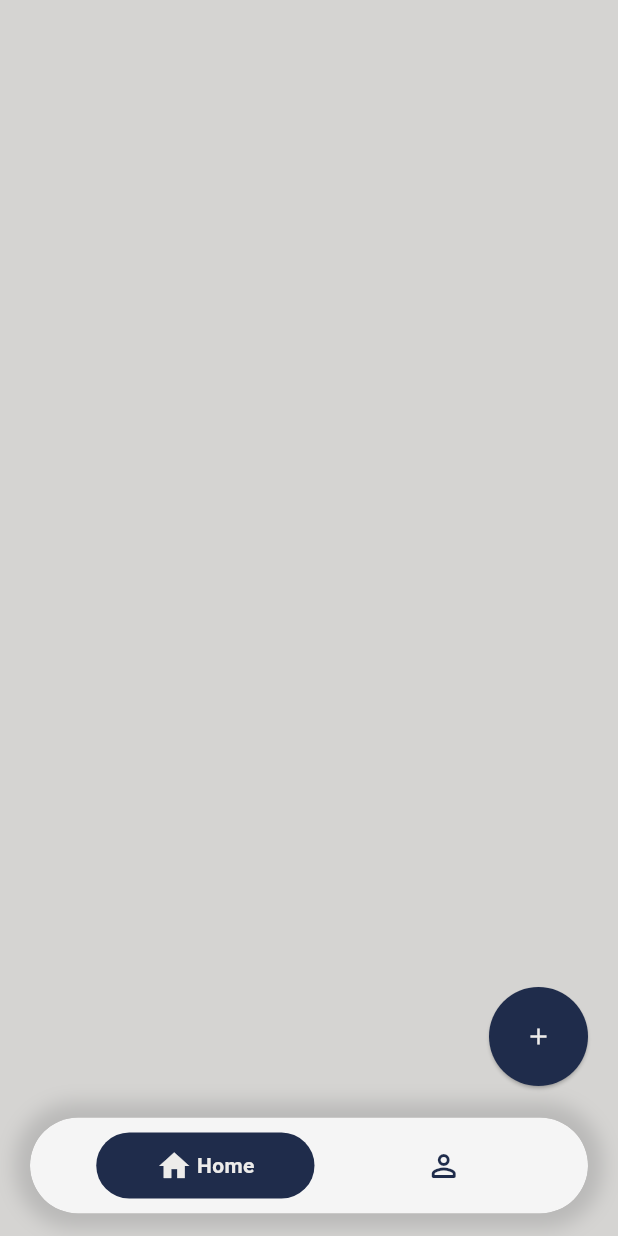
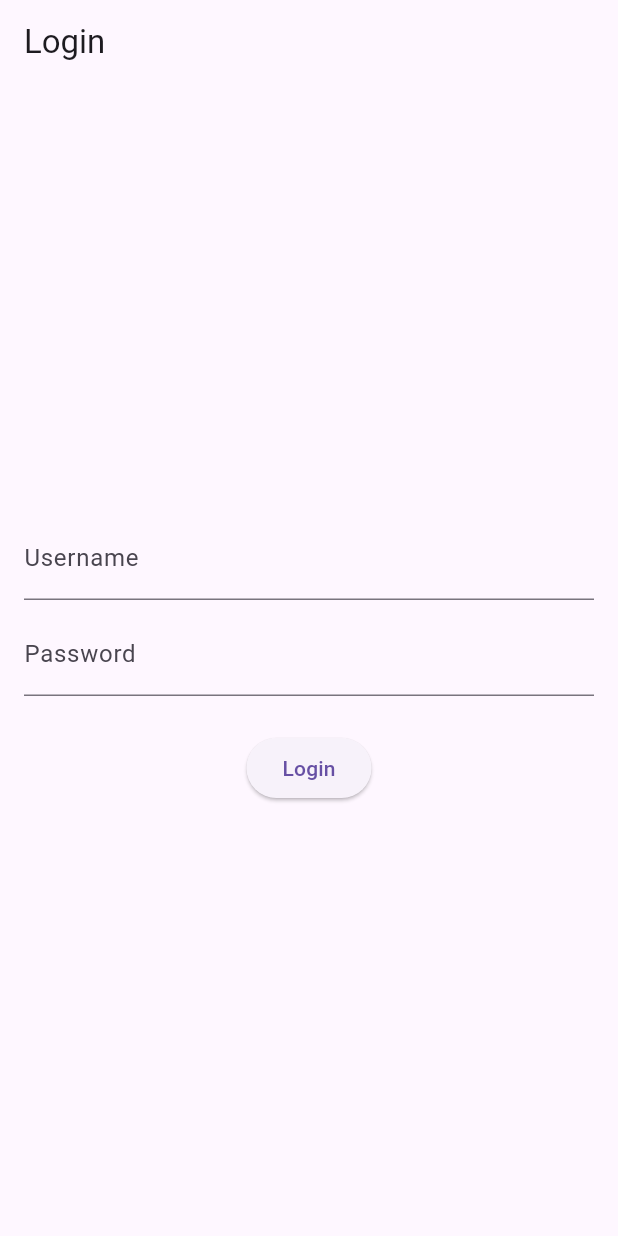
Before and after one commit to AlesonDEV/BEST-HACKath0n-2024-PESTUNE, a Flutter app: the screen it shows after launch, on a phone screen of 412 x 824 dp. Run offline on Flutter 3.47's test engine with Material 3 defaults, Android fonts, the light colour scheme and no system bars; drawn by our look-alikes of google_nav_bar; our stand-ins replace liquid_progress_indicator_v2, smooth_page_indicator; missing offline and left inert: metaballs.

Commit message:
Added log in page

```diff
--- a/lib/config/config.dart
+++ b/lib/config/config.dart
@@ -1,3 +1,3 @@
 class Config{
-  static final String baseUrl = "https://bloodflowpresentaionlayer20240428063721.azurewebsites.net/api";
+  static const String baseUrl = "https://bloodflowpresentaionlayer20240428063721.azurewebsites.net/api";
 }
--- a/lib/main.dart
+++ b/lib/main.dart
@@ -1,4 +1,5 @@
 import 'package:blood_flow/client/pages/authorization/singUpPage.dart';
+import 'package:blood_flow/superviser_client/pages/authorization/loginPage.dart';
 import 'package:flutter/material.dart';
 import 'superviser_client/mainpage.dart';
 
@@ -12,7 +13,12 @@ class MyApp extends StatelessWidget {
   @override
   Widget build(BuildContext context) {
     return MaterialApp(
-      home: MainPage(),
+      home: Scaffold(
+        appBar: AppBar(
+          title: Text('Login'),
+        ),
+        body: LoginForm(),
+      ),
     );
   }
 }
--- /dev/null
+++ b/lib/superviser_client/pages/authorization/loginPage.dart
@@ -0,0 +1,86 @@
+import 'package:blood_flow/client/mainpage.dart';
+import 'package:flutter/cupertino.dart';
+import 'package:flutter/material.dart';
+import 'package:http/http.dart' as http;
+import 'dart:convert';
+
+
+class LoginForm extends StatefulWidget {
+  @override
+  _LoginFormState createState() => _LoginFormState();
+}
+
+class _LoginFormState extends State<LoginForm> {
+  final _usernameController = TextEditingController();
+  final _passwordController = TextEditingController();
+
+  Future<void> _login() async {
+    var response = await http.post(
+      Uri.parse('YOUR_SERVER_ENDPOINT/login'),
+      body: {
+        'username': _usernameController.text,
+        'password': _passwordController.text,
+      },
+    );
+
+    if (response.statusCode == 200) {
+      var data = json.decode(response.body);
+      if (data['isValidUser']) {
+        Navigator.pushReplacement(
+          context,
+          MaterialPageRoute(builder: (context) =>
+            MainPage() // TODO Implement this hop
+          ),
+        );
+      } else {
+        // Handle invalid login
+        ScaffoldMessenger.of(context).showSnackBar(
+          SnackBar(content: Text('Invalid credentials')),
+        );
+      }
+    } else {
+      // Handle network error
+      // ScaffoldMessenger.of(context).showSnackBar(
+      //   SnackBar(content: Text('Network error')),
+      // );
+      Navigator.pushReplacement(
+        context,
+        MaterialPageRoute(builder: (context) =>
+            MainPage() // TODO Implement this hop
+        ),
+      );
+    }
+  }
+
+  @override
+  Widget build(BuildContext context) {
+
+    return(Padding(
+      padding: EdgeInsets.all(16.0),
+      child: Column(
+        mainAxisAlignment: MainAxisAlignment.center,
+        children: [
+          TextField(
+            controller: _usernameController,
+            decoration: InputDecoration(
+              labelText: 'Username',
+            ),
+          ),
+          SizedBox(height: 8.0),
+          TextField(
+            controller: _passwordController,
+            decoration: InputDecoration(
+              labelText: 'Password',
+            ),
+            obscureText: true,
+          ),
+          SizedBox(height: 24.0),
+          ElevatedButton(
+            onPressed: _login,
+            child: Text('Login'),
+          ),
+        ],
+      ),
+    ));
+  }
+}
```
Also changed, not shown: lib/superviser_client/pages/authorization/singUpPage.dart (added, +149 -0 lines).
